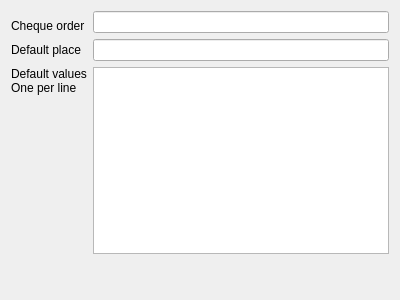
Old version of the form plugins/toolsplugin/cheque/chequeprinter_preferences.ui in the repository FreeHealth/freehealth.
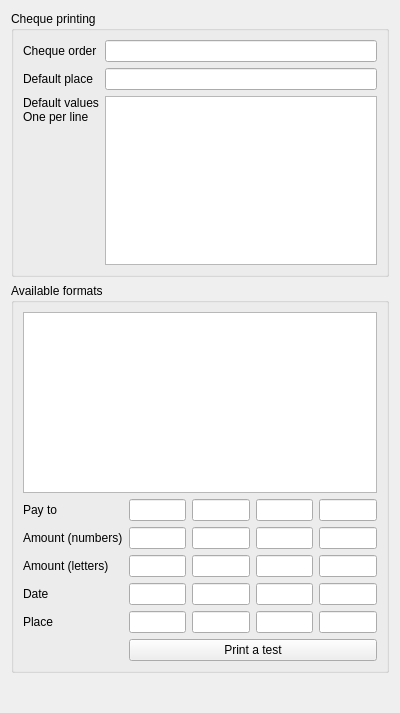
New version of the form.

Commit message: Cheque printing: adding format testing in preferences

```diff
--- a/plugins/toolsplugin/cheque/chequeprinter_preferences.ui
+++ b/plugins/toolsplugin/cheque/chequeprinter_preferences.ui
@@ -7,40 +7,617 @@
     <x>0</x>
     <y>0</y>
     <width>400</width>
-    <height>300</height>
+    <height>713</height>
    </rect>
   </property>
   <property name="windowTitle">
    <string>Account Preferences</string>
   </property>
-  <layout class="QGridLayout" name="gridLayout">
-   <item row="0" column="1" rowspan="2">
-    <widget class="QLineEdit" name="orderLineEdit"/>
-   </item>
-   <item row="2" column="0">
-    <widget class="QLabel" name="label_3">
-     <property name="text">
-      <string>Default place</string>
+  <layout class="QGridLayout" name="gridLayout_3">
+   <item row="2" column="0" colspan="2">
+    <widget class="QGroupBox" name="groupBox_2">
+     <property name="title">
+      <string>Available formats</string>
      </property>
+     <layout class="QGridLayout" name="gridLayout_2">
+      <item row="0" column="0" colspan="5">
+       <widget class="QListView" name="availableFormats"/>
+      </item>
+      <item row="1" column="0">
+       <widget class="QLabel" name="label_4">
+        <property name="text">
+         <string>Pay to</string>
+        </property>
+       </widget>
+      </item>
+      <item row="1" column="1">
+       <widget class="QLineEdit" name="pt_x">
+        <property name="sizePolicy">
+         <sizepolicy hsizetype="Expanding" vsizetype="Fixed">
+          <horstretch>0</horstretch>
+          <verstretch>0</verstretch>
+         </sizepolicy>
+        </property>
+        <property name="minimumSize">
+         <size>
+          <width>20</width>
+          <height>0</height>
+         </size>
+        </property>
+        <property name="maximumSize">
+         <size>
+          <width>65</width>
+          <height>16777215</height>
+         </size>
+        </property>
+        <property name="toolTip">
+         <string notr="true">x</string>
+        </property>
+       </widget>
+      </item>
+      <item row="1" column="2">
+       <widget class="QLineEdit" name="pt_y">
+        <property name="sizePolicy">
+         <sizepolicy hsizetype="Expanding" vsizetype="Fixed">
+          <horstretch>0</horstretch>
+          <verstretch>0</verstretch>
+         </sizepolicy>
+        </property>
+        <property name="minimumSize">
+         <size>
+          <width>20</width>
+          <height>0</height>
+         </size>
+        </property>
+        <property name="maximumSize">
+         <size>
+          <width>65</width>
+          <height>16777215</height>
+         </size>
+        </property>
+        <property name="toolTip">
+         <string notr="true">y</string>
+        </property>
+       </widget>
+      </item>
+      <item row="1" column="3">
+       <widget class="QLineEdit" name="pt_w">
+        <property name="sizePolicy">
+         <sizepolicy hsizetype="Expanding" vsizetype="Fixed">
+          <horstretch>0</horstretch>
+          <verstretch>0</verstretch>
+         </sizepolicy>
+        </property>
+        <property name="minimumSize">
+         <size>
+          <width>20</width>
+          <height>0</height>
+         </size>
+        </property>
+        <property name="maximumSize">
+         <size>
+          <width>65</width>
+          <height>16777215</height>
+         </size>
+        </property>
+        <property name="toolTip">
+         <string>width</string>
+        </property>
+       </widget>
+      </item>
+      <item row="1" column="4">
+       <widget class="QLineEdit" name="pt_h">
+        <property name="sizePolicy">
+         <sizepolicy hsizetype="Expanding" vsizetype="Fixed">
+          <horstretch>0</horstretch>
+          <verstretch>0</verstretch>
+         </sizepolicy>
+        </property>
+        <property name="minimumSize">
+         <size>
+          <width>20</width>
+          <height>0</height>
+         </size>
+        </property>
+        <property name="maximumSize">
+         <size>
+          <width>65</width>
+          <height>16777215</height>
+         </size>
+        </property>
+        <property name="toolTip">
+         <string>height</string>
+        </property>
+       </widget>
+      </item>
+      <item row="2" column="0">
+       <widget class="QLabel" name="label_5">
+        <property name="text">
+         <string>Amount (numbers)</string>
+        </property>
+       </widget>
+      </item>
+      <item row="2" column="1">
+       <widget class="QLineEdit" name="an_x">
+        <property name="sizePolicy">
+         <sizepolicy hsizetype="Expanding" vsizetype="Fixed">
+          <horstretch>0</horstretch>
+          <verstretch>0</verstretch>
+         </sizepolicy>
+        </property>
+        <property name="minimumSize">
+         <size>
+          <width>20</width>
+          <height>0</height>
+         </size>
+        </property>
+        <property name="maximumSize">
+         <size>
+          <width>65</width>
+          <height>16777215</height>
+         </size>
+        </property>
+        <property name="toolTip">
+         <string notr="true">x</string>
+        </property>
+       </widget>
+      </item>
+      <item row="2" column="2">
+       <widget class="QLineEdit" name="an_y">
+        <property name="sizePolicy">
+         <sizepolicy hsizetype="Expanding" vsizetype="Fixed">
+          <horstretch>0</horstretch>
+          <verstretch>0</verstretch>
+         </sizepolicy>
+        </property>
+        <property name="minimumSize">
+         <size>
+          <width>20</width>
+          <height>0</height>
+         </size>
+        </property>
+        <property name="maximumSize">
+         <size>
+          <width>65</width>
+          <height>16777215</height>
+         </size>
+        </property>
+        <property name="toolTip">
+         <string notr="true">y</string>
+        </property>
+       </widget>
+      </item>
+      <item row="2" column="3">
+       <widget class="QLineEdit" name="an_w">
+        <property name="sizePolicy">
+         <sizepolicy hsizetype="Expanding" vsizetype="Fixed">
+          <horstretch>0</horstretch>
+          <verstretch>0</verstretch>
+         </sizepolicy>
+        </property>
+        <property name="minimumSize">
+         <size>
+          <width>20</width>
+          <height>0</height>
+         </size>
+        </property>
+        <property name="maximumSize">
+         <size>
+          <width>65</width>
+          <height>16777215</height>
+         </size>
+        </property>
+        <property name="toolTip">
+         <string>width</string>
+        </property>
+       </widget>
+      </item>
+      <item row="2" column="4">
+       <widget class="QLineEdit" name="an_h">
+        <property name="sizePolicy">
+         <sizepolicy hsizetype="Expanding" vsizetype="Fixed">
+          <horstretch>0</horstretch>
+          <verstretch>0</verstretch>
+         </sizepolicy>
+        </property>
+        <property name="minimumSize">
+         <size>
+          <width>20</width>
+          <height>0</height>
+         </size>
+        </property>
+        <property name="maximumSize">
+         <size>
+          <width>65</width>
+          <height>16777215</height>
+         </size>
+        </property>
+        <property name="toolTip">
+         <string>height</string>
+        </property>
+       </widget>
+      </item>
+      <item row="3" column="0">
+       <widget class="QLabel" name="label_6">
+        <property name="text">
+         <string>Amount (letters)</string>
+        </property>
+       </widget>
+      </item>
+      <item row="3" column="1">
+       <widget class="QLineEdit" name="al_x">
+        <property name="sizePolicy">
+         <sizepolicy hsizetype="Expanding" vsizetype="Fixed">
+          <horstretch>0</horstretch>
+          <verstretch>0</verstretch>
+         </sizepolicy>
+        </property>
+        <property name="minimumSize">
+         <size>
+          <width>20</width>
+          <height>0</height>
+         </size>
+        </property>
+        <property name="maximumSize">
+         <size>
+          <width>65</width>
+          <height>16777215</height>
+         </size>
+        </property>
+        <property name="toolTip">
+         <string notr="true">x</string>
+        </property>
+       </widget>
+      </item>
+      <item row="3" column="2">
+       <widget class="QLineEdit" name="al_y">
+        <property name="sizePolicy">
+         <sizepolicy hsizetype="Expanding" vsizetype="Fixed">
+          <horstretch>0</horstretch>
+          <verstretch>0</verstretch>
+         </sizepolicy>
+        </property>
+        <property name="minimumSize">
+         <size>
+          <width>20</width>
+          <height>0</height>
+         </size>
+        </property>
+        <property name="maximumSize">
+         <size>
+          <width>65</width>
+          <height>16777215</height>
+         </size>
+        </property>
+        <property name="toolTip">
+         <string notr="true">y</string>
+        </property>
+       </widget>
+      </item>
+      <item row="3" column="3">
+       <widget class="QLineEdit" name="al_w">
+        <property name="sizePolicy">
+         <sizepolicy hsizetype="Expanding" vsizetype="Fixed">
+          <horstretch>0</horstretch>
+          <verstretch>0</verstretch>
+         </sizepolicy>
+        </property>
+        <property name="minimumSize">
+         <size>
+          <width>20</width>
+          <height>0</height>
+         </size>
+        </property>
+        <property name="maximumSize">
+         <size>
+          <width>65</width>
+          <height>16777215</height>
+         </size>
+        </property>
+        <property name="toolTip">
+         <string>width</string>
+        </property>
+       </widget>
+      </item>
+      <item row="3" column="4">
+       <widget class="QLineEdit" name="al_h">
+        <property name="sizePolicy">
+         <sizepolicy hsizetype="Expanding" vsizetype="Fixed">
+          <horstretch>0</horstretch>
+          <verstretch>0</verstretch>
+         </sizepolicy>
+        </property>
+        <property name="minimumSize">
+         <size>
+          <width>20</width>
+          <height>0</height>
+         </size>
+        </property>
+        <property name="maximumSize">
+         <size>
+          <width>65</width>
+          <height>16777215</height>
+         </size>
+        </property>
+        <property name="toolTip">
+         <string>height</string>
+        </property>
+       </widget>
+      </item>
+      <item row="4" column="0">
+       <widget class="QLabel" name="label_7">
+        <property name="text">
+         <string>Date</string>
+        </property>
+       </widget>
+      </item>
+      <item row="4" column="1">
+       <widget class="QLineEdit" name="dt_x">
+        <property name="sizePolicy">
+         <sizepolicy hsizetype="Expanding" vsizetype="Fixed">
+          <horstretch>0</horstretch>
+          <verstretch>0</verstretch>
+         </sizepolicy>
+        </property>
+        <property name="minimumSize">
+         <size>
+          <width>20</width>
+          <height>0</height>
+         </size>
+        </property>
+        <property name="maximumSize">
+         <size>
+          <width>65</width>
+          <height>16777215</height>
+         </size>
+        </property>
+        <property name="toolTip">
+         <string notr="true">x</string>
+        </property>
+       </widget>
+      </item>
+      <item row="4" column="2">
+       <widget class="QLineEdit" name="dt_y">
+        <property name="sizePolicy">
+         <sizepolicy hsizetype="Expanding" vsizetype="Fixed">
+          <horstretch>0</horstretch>
+          <verstretch>0</verstretch>
+         </sizepolicy>
+        </property>
+        <property name="minimumSize">
+         <size>
+          <width>20</width>
+          <height>0</height>
+         </size>
+        </property>
+        <property name="maximumSize">
+         <size>
+          <width>65</width>
+          <height>16777215</height>
+         </size>
+        </property>
+        <property name="toolTip">
+         <string notr="true">y</string>
+        </property>
+       </widget>
+      </item>
+      <item row="4" column="3">
+       <widget class="QLineEdit" name="dt_w">
+        <property name="sizePolicy">
+         <sizepolicy hsizetype="Expanding" vsizetype="Fixed">
+          <horstretch>0</horstretch>
+          <verstretch>0</verstretch>
+         </sizepolicy>
+        </property>
+        <property name="minimumSize">
+         <size>
+          <width>20</width>
+          <height>0</height>
+         </size>
+        </property>
+        <property name="maximumSize">
+         <size>
+          <width>65</width>
+          <height>16777215</height>
+         </size>
+        </property>
+        <property name="toolTip">
+         <string>width</string>
+        </property>
+       </widget>
+      </item>
+      <item row="4" column="4">
+       <widget class="QLineEdit" name="dt_h">
+        <property name="sizePolicy">
+         <sizepolicy hsizetype="Expanding" vsizetype="Fixed">
+          <horstretch>0</horstretch>
+          <verstretch>0</verstretch>
+         </sizepolicy>
+        </property>
+        <property name="minimumSize">
+         <size>
+          <width>20</width>
+          <height>0</height>
+         </size>
+        </property>
+        <property name="maximumSize">
+         <size>
+          <width>65</width>
+          <height>16777215</height>
+         </size>
+        </property>
+        <property name="toolTip">
+         <string>height</string>
+        </property>
+       </widget>
+      </item>
+      <item row="5" column="0">
+       <widget class="QLabel" name="label_8">
+        <property name="text">
+         <string>Place</string>
+        </property>
+       </widget>
+      </item>
+      <item row="5" column="1">
+       <widget class="QLineEdit" name="pl_x">
+        <property name="sizePolicy">
+         <sizepolicy hsizetype="Expanding" vsizetype="Fixed">
+          <horstretch>0</horstretch>
+          <verstretch>0</verstretch>
+         </sizepolicy>
+        </property>
+        <property name="minimumSize">
+         <size>
+          <width>20</width>
+          <height>0</height>
+         </size>
+        </property>
+        <property name="maximumSize">
+         <size>
+          <width>65</width>
+          <height>16777215</height>
+         </size>
+        </property>
+        <property name="toolTip">
+         <string notr="true">x</string>
+        </property>
+       </widget>
+      </item>
+      <item row="5" column="2">
+       <widget class="QLineEdit" name="pl_y">
+        <property name="sizePolicy">
+         <sizepolicy hsizetype="Expanding" vsizetype="Fixed">
+          <horstretch>0</horstretch>
+          <verstretch>0</verstretch>
+         </sizepolicy>
+        </property>
+        <property name="minimumSize">
+         <size>
+          <width>20</width>
+          <height>0</height>
+         </size>
+        </property>
+        <property name="maximumSize">
+         <size>
+          <width>65</width>
+          <height>16777215</height>
+         </size>
+        </property>
+        <property name="toolTip">
+         <string notr="true">y</string>
+        </property>
+       </widget>
+      </item>
+      <item row="5" column="3">
+       <widget class="QLineEdit" name="pl_w">
+        <property name="sizePolicy">
+         <sizepolicy hsizetype="Expanding" vsizetype="Fixed">
+          <horstretch>0</horstretch>
+          <verstretch>0</verstretch>
+         </sizepolicy>
+        </property>
+        <property name="minimumSize">
+         <size>
+          <width>20</width>
+          <height>0</height>
+         </size>
+        </property>
+        <property name="maximumSize">
+         <size>
+          <width>65</width>
+          <height>16777215</height>
+         </size>
+        </property>
+        <property name="toolTip">
+         <string>width</string>
+        </property>
+       </widget>
+      </item>
+      <item row="5" column="4">
+       <widget class="QLineEdit" name="pl_h">
+        <property name="sizePolicy">
+         <sizepolicy hsizetype="Expanding" vsizetype="Fixed">
+          <horstretch>0</horstretch>
+          <verstretch>0</verstretch>
+         </sizepolicy>
+        </property>
+        <property name="minimumSize">
+         <size>
+          <width>20</width>
+          <height>0</height>
+         </size>
+        </property>
+        <property name="maximumSize">
+         <size>
+          <width>65</width>
+          <height>16777215</height>
+         </size>
+        </property>
+        <property name="toolTip">
+         <string>height</string>
+        </property>
+       </widget>
+      </item>
+      <item row="6" column="1" colspan="4">
+       <widget class="QPushButton" name="printTest">
+        <property name="text">
+         <string>Print a test</string>
+        </property>
+       </widget>
+      </item>
+     </layout>
     </widget>
    </item>
-   <item row="1" column="0">
-    <widget class="QLabel" name="label_2">
-     <property name="sizePolicy">
-      <sizepolicy hsizetype="Preferred" vsizetype="Fixed">
-       <horstretch>0</horstretch>
-       <verstretch>0</verstretch>
-      </sizepolicy>
+   <item row="0" column="0" rowspan="2" colspan="2">
+    <widget class="QGroupBox" name="groupBox">
+     <property name="title">
+      <string>Cheque printing</string>
      </property>
-     <property name="text">
-      <string>Cheque order</string>
-     </property>
+     <layout class="QGridLayout" name="gridLayout">
+      <item row="0" column="0">
+       <widget class="QLabel" name="label_2">
+        <property name="sizePolicy">
+         <sizepolicy hsizetype="Preferred" vsizetype="Fixed">
+          <horstretch>0</horstretch>
+          <verstretch>0</verstretch>
+         </sizepolicy>
+        </property>
+        <property name="text">
+         <string>Cheque order</string>
+        </property>
+       </widget>
+      </item>
+      <item row="0" column="1">
+       <widget class="QLineEdit" name="orderLineEdit"/>
+      </item>
+      <item row="1" column="0">
+       <widget class="QLabel" name="label_3">
+        <property name="text">
+         <string>Default place</string>
+        </property>
+       </widget>
+      </item>
+      <item row="1" column="1">
+       <widget class="QLineEdit" name="placeLineEdit"/>
+      </item>
+      <item row="2" column="0">
+       <widget class="QLabel" name="label">
+        <property name="text">
+         <string>Default values
+One per line</string>
+        </property>
+        <property name="alignment">
+         <set>Qt::AlignLeading|Qt::AlignLeft|Qt::AlignTop</set>
+        </property>
+       </widget>
+      </item>
+      <item row="2" column="1">
+       <widget class="QPlainTextEdit" name="defaultValuesTextEdit"/>
+      </item>
+     </layout>
     </widget>
    </item>
-   <item row="2" column="1">
-    <widget class="QLineEdit" name="placeLineEdit"/>
-   </item>
-   <item row="4" column="1">
+   <item row="3" column="0">
     <spacer name="verticalSpacer">
      <property name="orientation">
       <enum>Qt::Vertical</enum>
@@ -53,20 +630,6 @@
      </property>
     </spacer>
    </item>
-   <item row="3" column="0">
-    <widget class="QLabel" name="label">
-     <property name="text">
-      <string>Default values
-One per line</string>
-     </property>
-     <property name="alignment">
-      <set>Qt::AlignLeading|Qt::AlignLeft|Qt::AlignTop</set>
-     </property>
-    </widget>
-   </item>
-   <item row="3" column="1">
-    <widget class="QPlainTextEdit" name="defaultValuesTextEdit"/>
-   </item>
   </layout>
  </widget>
  <resources/>
```
The commit also changes 2 other files.
